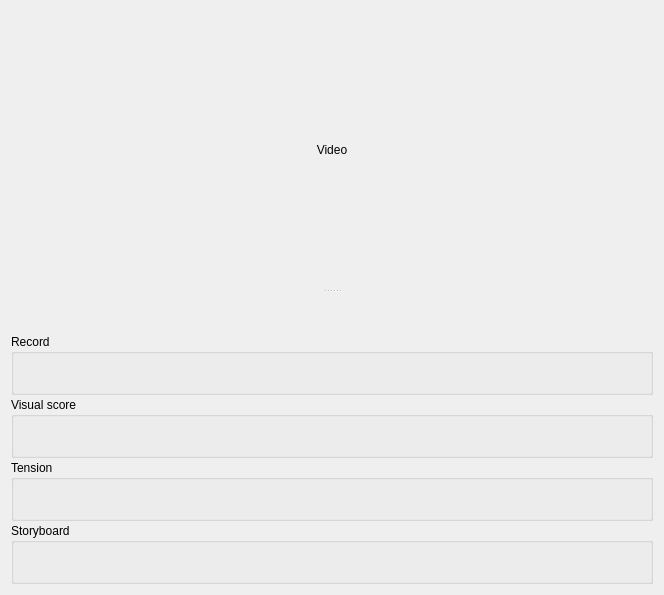
artm/WatchThatSound3, file components/projecteditor/lib/ProjectEditor.ui: the form before one commit.
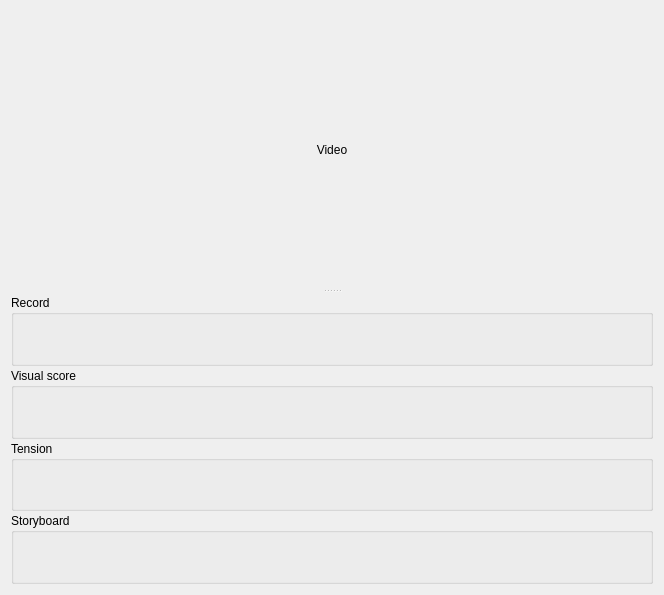
The form after the commit.

Commit message: tabs connected to dynamic widget presets

What changed in the file:
```diff
--- a/components/projecteditor/lib/ProjectEditor.ui
+++ b/components/projecteditor/lib/ProjectEditor.ui
@@ -60,7 +60,13 @@
          </property>
          <layout class="QVBoxLayout" name="verticalLayout_6">
           <item>
-           <widget class="QWidget" name="storyboard_4" native="true">
+           <widget class="QWidget" name="record" native="true">
+            <property name="sizePolicy">
+             <sizepolicy hsizetype="Preferred" vsizetype="MinimumExpanding">
+              <horstretch>0</horstretch>
+              <verstretch>0</verstretch>
+             </sizepolicy>
+            </property>
             <property name="minimumSize">
              <size>
               <width>0</width>
@@ -85,7 +91,13 @@
          </property>
          <layout class="QVBoxLayout" name="verticalLayout_5">
           <item>
-           <widget class="QWidget" name="storyboard_3" native="true">
+           <widget class="QWidget" name="score" native="true">
+            <property name="sizePolicy">
+             <sizepolicy hsizetype="Preferred" vsizetype="MinimumExpanding">
+              <horstretch>0</horstretch>
+              <verstretch>0</verstretch>
+             </sizepolicy>
+            </property>
             <property name="minimumSize">
              <size>
               <width>0</width>
@@ -110,7 +122,13 @@
          </property>
          <layout class="QVBoxLayout" name="verticalLayout_4">
           <item>
-           <widget class="QWidget" name="storyboard_2" native="true">
+           <widget class="QWidget" name="tension" native="true">
+            <property name="sizePolicy">
+             <sizepolicy hsizetype="Preferred" vsizetype="MinimumExpanding">
+              <horstretch>0</horstretch>
+              <verstretch>0</verstretch>
+             </sizepolicy>
+            </property>
             <property name="minimumSize">
              <size>
               <width>0</width>
@@ -136,6 +154,12 @@
          <layout class="QVBoxLayout" name="verticalLayout_3">
           <item>
            <widget class="QWidget" name="storyboard" native="true">
+            <property name="sizePolicy">
+             <sizepolicy hsizetype="Preferred" vsizetype="MinimumExpanding">
+              <horstretch>0</horstretch>
+              <verstretch>0</verstretch>
+             </sizepolicy>
+            </property>
             <property name="minimumSize">
              <size>
               <width>0</width>
```
Left out of the diff: 8 changed lines with no effect on the pictures. The commit also changes 2 other files.
